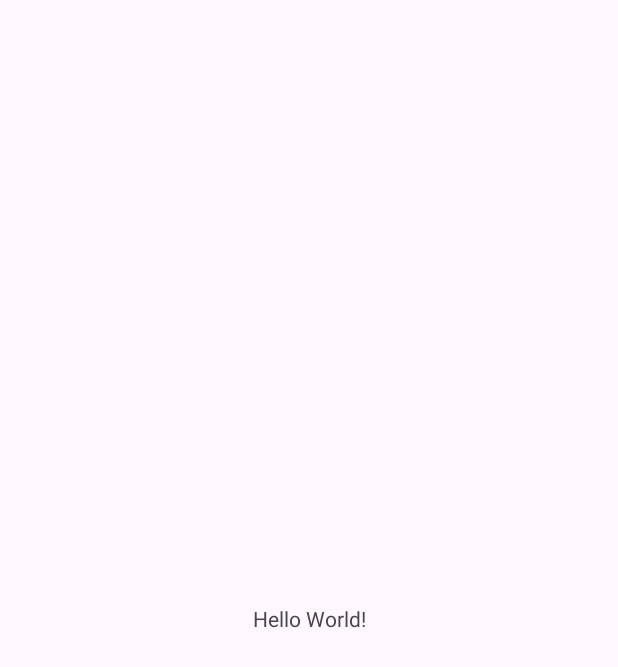
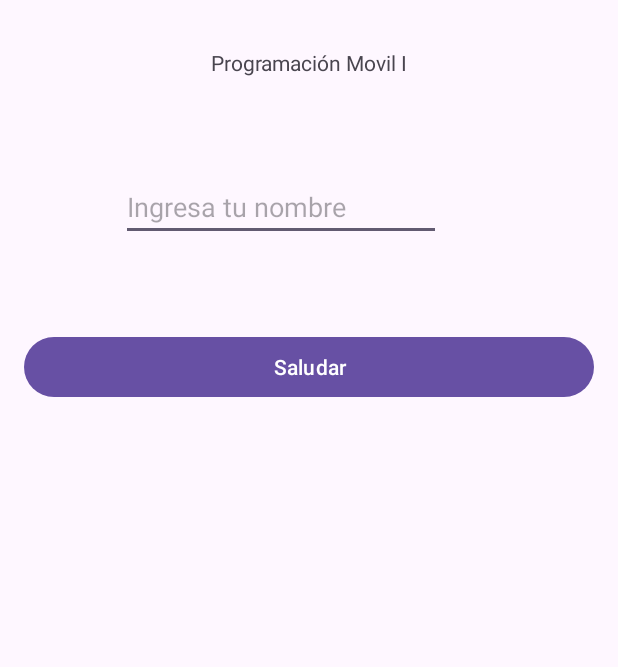
Before and after one commit to Mtorres86/AppMoises, an Android app: the screen it shows after launch (MainActivity), on a phone screen of 412 x 824 dp. Before the commit the part shown is almost empty. Shown: the top 667 px of the screen. Run offline under Robolectric (Android 15) with nearby library versions, the phone set to English and light mode, and no system bars.

Commit message:
se agrego codigo y se probo su ejecucion

```diff
--- a/app/build.gradle
+++ b/app/build.gradle
@@ -26,6 +26,9 @@ android {
         sourceCompatibility JavaVersion.VERSION_1_8
         targetCompatibility JavaVersion.VERSION_1_8
     }
+    viewBinding{
+        enabled=true
+    }
 }
 
 dependencies {
--- a/app/src/main/java/hn/uth/appmoises/MainActivity.java
+++ b/app/src/main/java/hn/uth/appmoises/MainActivity.java
@@ -4,11 +4,22 @@ import androidx.appcompat.app.AppCompatActivity;
 
 import android.os.Bundle;
 
+import hn.uth.appmoises.databinding.ActivityMainBinding;
+
 public class MainActivity extends AppCompatActivity {
+    //Intanciamos aqui instanciamos nuestro layout y se lo asigamos a una variable para poder aprovecar los recursos que hemos declardo en el layout
+    private ActivityMainBinding binding;
 
     @Override
     protected void onCreate(Bundle savedInstanceState) {
         super.onCreate(savedInstanceState);
-        setContentView(R.layout.activity_main);
+        binding = ActivityMainBinding.inflate(getLayoutInflater());
+        setContentView(binding.getRoot());
+
+        //a partir de aqui podemos acceder a los objetos creados en el lyout
+        binding.btnSaludar.setOnClickListener(v ->{
+            binding.txtTitulo.setText("Bienvenido "+ binding.edtNombre.getText());
+        });
+
     }
 }
--- a/app/src/main/res/layout/activity_main.xml
+++ b/app/src/main/res/layout/activity_main.xml
@@ -7,12 +7,51 @@
     tools:context=".MainActivity">
 
     <TextView
+        android:id="@+id/textView"
         android:layout_width="wrap_content"
         android:layout_height="wrap_content"
-        android:text="Hello World!"
-        app:layout_constraintBottom_toBottomOf="parent"
+        android:layout_marginTop="32dp"
+        android:text="@string/lbl_titulo"
         app:layout_constraintEnd_toEndOf="parent"
         app:layout_constraintStart_toStartOf="parent"
         app:layout_constraintTop_toTopOf="parent" />
 
+    <Button
+        android:id="@+id/btnSaludar"
+        android:layout_width="0dp"
+        android:layout_height="wrap_content"
+        android:layout_marginStart="16dp"
+        android:layout_marginTop="322dp"
+        android:layout_marginEnd="16dp"
+        android:text="@string/btn_saludar"
+        app:layout_constraintBottom_toTopOf="@+id/edtNombre"
+        app:layout_constraintEnd_toEndOf="parent"
+        app:layout_constraintStart_toStartOf="parent"
+        app:layout_constraintTop_toBottomOf="@+id/textView" />
+
+    <TextView
+        android:id="@+id/txtTitulo"
+        android:layout_width="wrap_content"
+        android:layout_height="wrap_content"
+        android:layout_marginTop="128dp"
+        android:fontFamily="sans-serif-black"
+        android:textAppearance="@style/TextAppearance.AppCompat.Display1"
+        app:layout_constraintEnd_toEndOf="parent"
+        app:layout_constraintStart_toStartOf="parent"
+        app:layout_constraintTop_toBottomOf="@+id/btnSaludar"
+        tools:ignore="MissingConstraints" />
+
+    <EditText
+        android:id="@+id/edtNombre"
+        android:layout_width="wrap_content"
+        android:layout_height="wrap_content"
+        android:layout_marginTop="64dp"
+        android:ems="10"
+        android:hint="@string/edt_hint_nombre"
+        android:inputType="text"
+        app:layout_constraintEnd_toEndOf="parent"
+        app:layout_constraintHorizontal_bias="0.407"
+        app:layout_constraintStart_toStartOf="parent"
+        app:layout_constraintTop_toBottomOf="@+id/textView" />
+
 </androidx.constraintlayout.widget.ConstraintLayout>
--- a/app/src/main/res/values/strings.xml
+++ b/app/src/main/res/values/strings.xml
@@ -1,3 +1,6 @@
 <resources>
     <string name="app_name">AppMoises</string>
+    <string name="lbl_titulo">Programación Movil I</string>
+    <string name="btn_saludar">Saludar</string>
+    <string name="edt_hint_nombre">Ingresa tu nombre</string>
 </resources>
```
